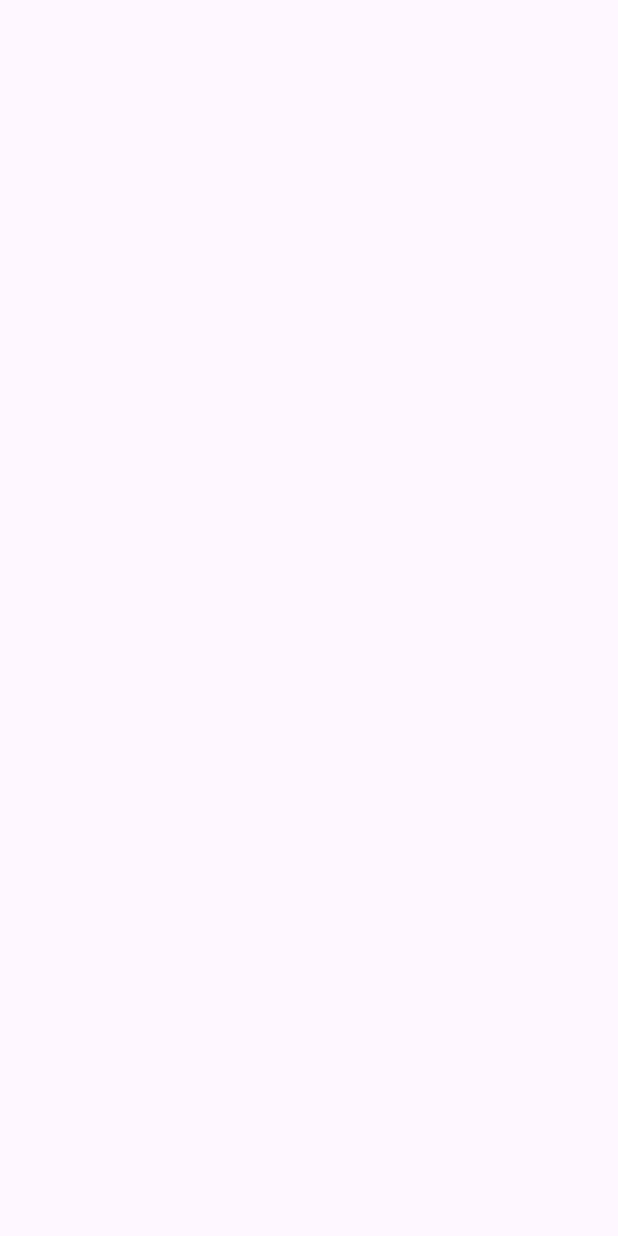
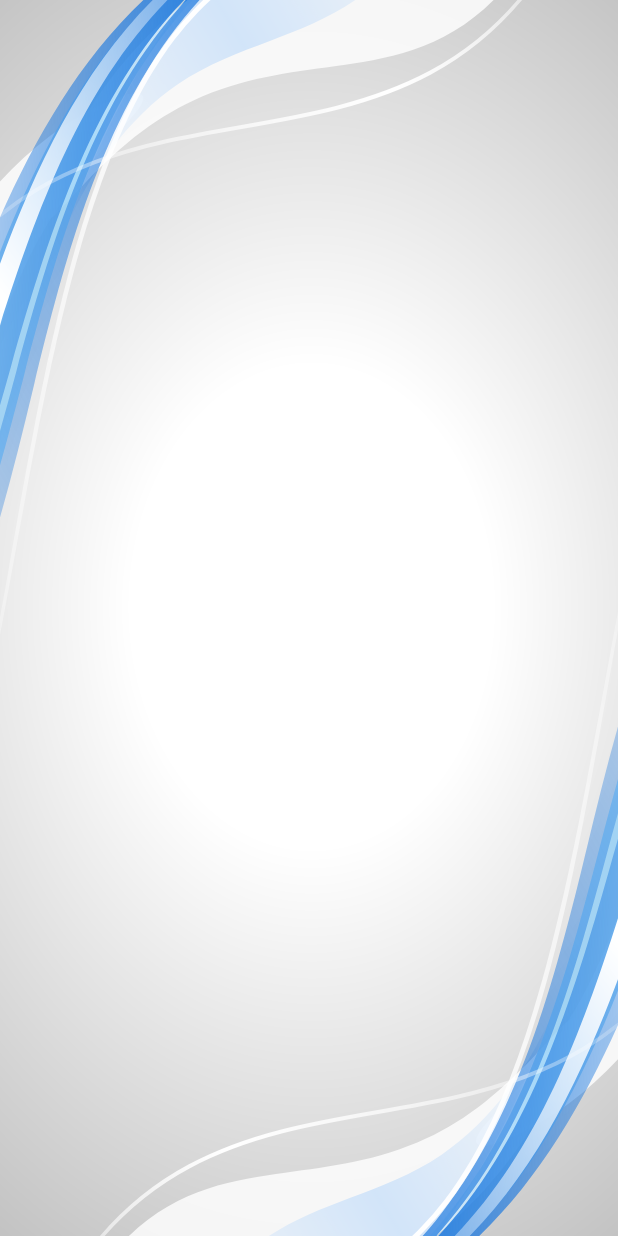
Before and after one commit to hipo777/CrearTema, an Android app: the MainActivity2 screen opened directly, with no data from a screen before it, on a phone screen of 412 x 824 dp. Before the commit the screen is empty. Run offline under Robolectric (Android 15) with nearby library versions, the phone set to English and light mode, and no system bars.

Commit message:
Actividad 2 creado

```diff
--- a/app/src/main/java/org/matematicasfacil/creartema/MainActivity.java
+++ b/app/src/main/java/org/matematicasfacil/creartema/MainActivity.java
@@ -28,7 +28,8 @@ public class MainActivity extends AppCompatActivity {
         snackbar.setAction("Ok", new View.OnClickListener() {
             @Override
             public void onClick(View v) {
-                // Acción a realizar cuando se hace clic en la acción del SnackBar
+                Intent intent = new Intent(MainActivity.this, MainActivity2.class);
+                startActivity(intent);
             }
         });
         snackbar.show();
--- a/app/src/main/java/org/matematicasfacil/creartema/MainActivity2.java
+++ b/app/src/main/java/org/matematicasfacil/creartema/MainActivity2.java
@@ -8,6 +8,7 @@ public class MainActivity2 extends AppCompatActivity {
 
     @Override
     protected void onCreate(Bundle savedInstanceState) {
+        setTheme(R.style.Tema2);
         super.onCreate(savedInstanceState);
         setContentView(R.layout.activity_main2);
     }
--- a/app/src/main/res/layout/activity_main2.xml
+++ b/app/src/main/res/layout/activity_main2.xml
@@ -4,6 +4,7 @@
     xmlns:tools="http://schemas.android.com/tools"
     android:layout_width="match_parent"
     android:layout_height="match_parent"
-    tools:context=".MainActivity2">
+    tools:context=".MainActivity2"
+    android:background="@drawable/fondo">
 
 </androidx.constraintlayout.widget.ConstraintLayout>
```
